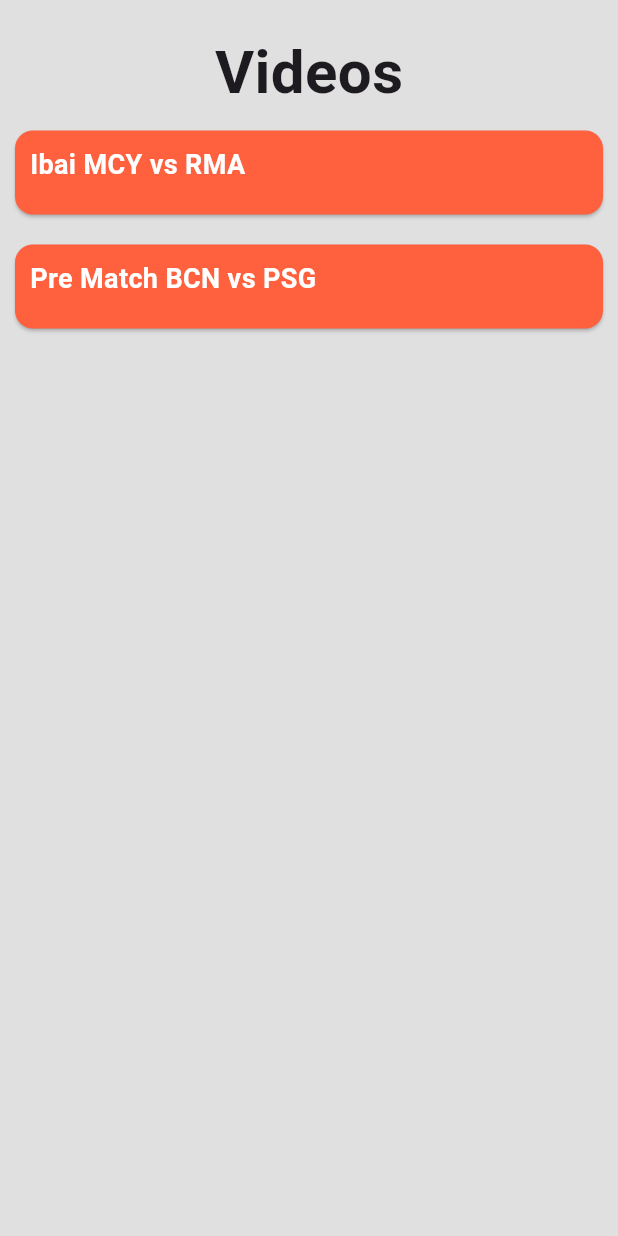
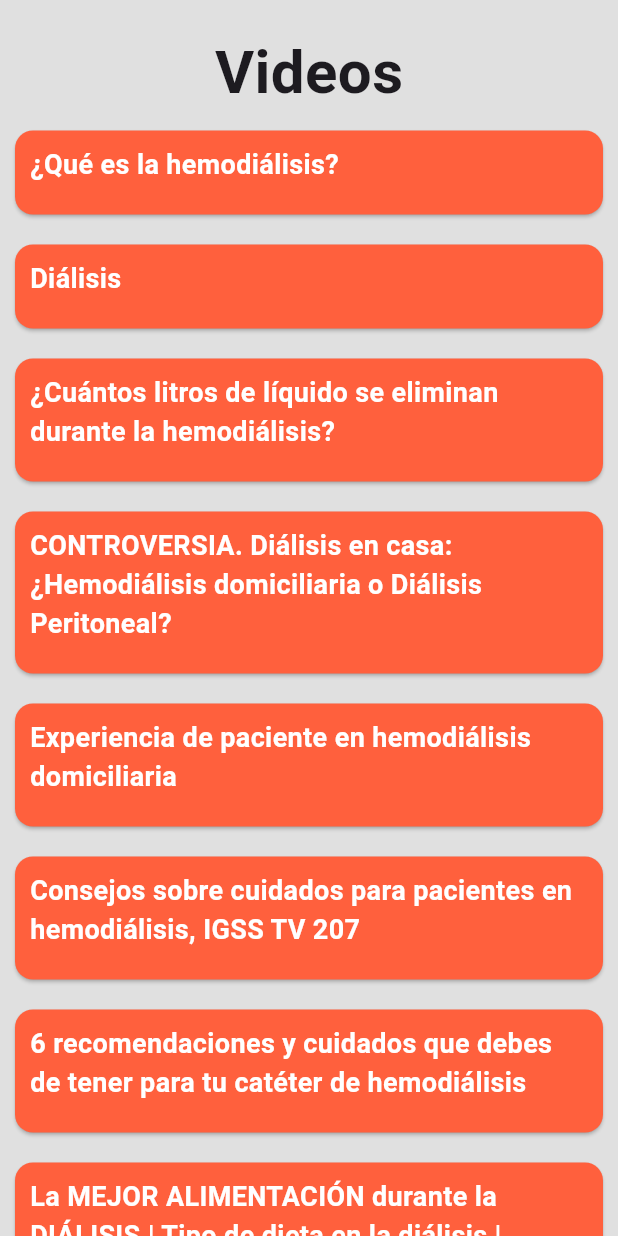
Before and after one commit to robertogarciia/Kidney-Project-Flutter, a Flutter app: the Videos screen opened directly, on a phone screen of 412 x 824 dp. Run offline on Flutter 3.47's test engine with Material 3 defaults, Android fonts, the light colour scheme and no system bars; our stand-ins replace cloud_firestore, firebase_core, youtube_player_flutter; accounts and stored records are empty.

Commit message:
Mes videos agregats

```diff
--- a/lib/main.dart
+++ b/lib/main.dart
@@ -1,5 +1,6 @@
 import 'package:flutter/material.dart';
 import 'package:kidneyproject/pages/login_page.dart';
+import 'package:kidneyproject/pages/videos_principal_page.dart';
 
 
 import 'package:kidneyproject/pages/menu_principal.dart';
@@ -25,7 +26,7 @@
 
     return const MaterialApp(
       debugShowCheckedModeBanner: false,
-      home: MenuPrincipal(),
+      home: Videos(),
 
       );
   }
--- a/lib/pages/menu_principal.dart
+++ b/lib/pages/menu_principal.dart
@@ -12,7 +12,7 @@
 import 'package:kidneyproject/pages/videos_principal_page.dart';
 
 class MenuPrincipal extends StatelessWidget {
-  const MenuPrincipal({Key? key}) : super(key: key);
+  const MenuPrincipal({Key? key, required String userId}) : super(key: key);
 
 
 
@@ -105,7 +105,7 @@
                   BottomImgs(
                     imagePath: 'lib/images/dades_pers.png',
                     onTap: () {
-                      navigateToPage(context, DadesPersonals());
+                      navigateToPage(context, const DadesPersonals(userId: 'userId',));
                     },
                   ),
                 ],
--- a/lib/pages/sign_in_page.dart
+++ b/lib/pages/sign_in_page.dart
@@ -88,7 +88,7 @@
   void navigateToTipusUsuari(BuildContext context) {
     Navigator.push(
       context,
-      MaterialPageRoute(builder: (context) => TipusUsuari()),
+      MaterialPageRoute(builder: (context) => TipusUsuari(userId: 'userId',)),
     );
   }
 
--- a/lib/pages/videos_principal_page.dart
+++ b/lib/pages/videos_principal_page.dart
@@ -25,6 +25,7 @@
     return Scaffold(
       backgroundColor: Colors.grey[300],
       body: const SafeArea(
+        child: SingleChildScrollView(
           child: Center(
             child: Column(
               children: <Widget>[
@@ -40,10 +41,17 @@
                   ),
                 ),
                 // Afegim la targeta del vídeo
-              VideoCard(videoUrl: 'https://youtu.be/kuNXAJfEm08?si=fTvNPa2g2gt9TvH2', videoTitle: 'Ibai MCY vs RMA'),
-              VideoCard(videoUrl: 'https://youtu.be/mQOWHLGuhOQ?si=y8RC3Ts5nDNL-Z5k', videoTitle: 'Pre Match BCN vs PSG'),
-
+                VideoCard(videoUrl: 'https://www.youtube.com/watch?v=3hQdl9lRYL0&t=56s', videoTitle: '¿Qué es la hemodiálisis?'),
+                VideoCard(videoUrl: 'https://www.youtube.com/watch?v=xUyEkXXcig8', videoTitle: 'Diálisis'),
+                VideoCard(videoUrl: 'https://www.youtube.com/watch?v=OJJ_Xrlq7QI', videoTitle: '¿Cuántos litros de líquido se eliminan durante la hemodiálisis?'),
+                VideoCard(videoUrl: 'https://www.youtube.com/watch?v=4TUJ9MAPcuM', videoTitle: 'CONTROVERSIA. Diálisis en casa: ¿Hemodiálisis domiciliaria o Diálisis Peritoneal?'),
+                VideoCard(videoUrl: 'https://www.youtube.com/watch?v=P3RJ7tLGZuQ', videoTitle: 'Experiencia de paciente en hemodiálisis domiciliaria'),
+                VideoCard(videoUrl: 'https://www.youtube.com/watch?v=KIfjL4O6uQk', videoTitle: 'Consejos sobre cuidados para pacientes en hemodiálisis, IGSS TV 207'),
+                VideoCard(videoUrl: 'https://www.youtube.com/watch?v=OHVg-Ymf2zM', videoTitle: '6 recomendaciones y cuidados que debes de tener para tu catéter de hemodiálisis'),
+                VideoCard(videoUrl: 'https://www.youtube.com/watch?v=K-c8Feb1ARk', videoTitle: 'La MEJOR ALIMENTACIÓN durante la DIÁLISIS | Tipo de dieta en la diálisis | Nutrición y Dietética'),
+                VideoCard(videoUrl: 'https://www.youtube.com/watch?v=Y09v5emN0c0', videoTitle: '🚩Alimentos PROHIBIDOS para la INSUFICIENCIA RENAL Nutricion en pacientes con insuficiencia renal'),
               ],
+            ),
           ),
         ),
       ),
```
Also changed, not shown: lib/pages/dades_mediques.dart (+7 -8 lines). Lines whose indentation alone changed are shown as unchanged.
